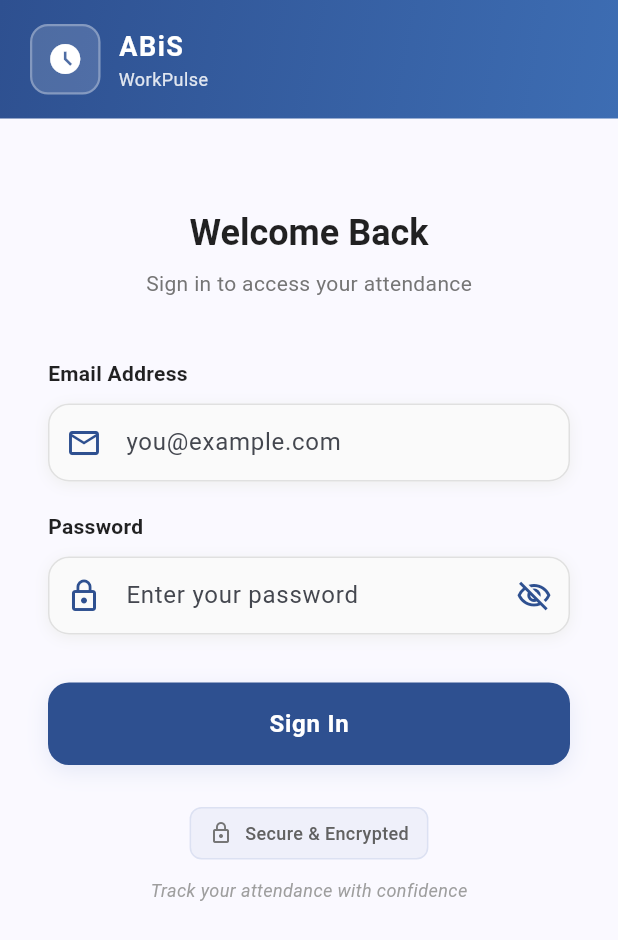
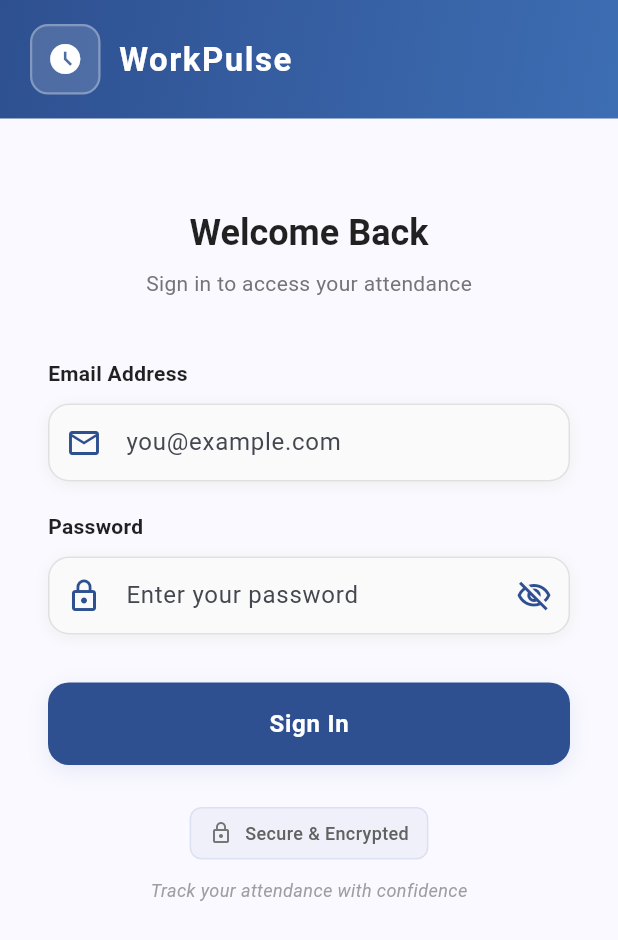
Before and after one commit to roonaatech/wp_mobileapp, a Flutter app: the screen it shows after launch, on a phone screen of 412 x 824 dp. Shown: the top 940 px of the screen. Run offline on Flutter 3.47's test engine with Material 3 defaults, Android fonts, the light colour scheme and no system bars; our stand-ins replace shared_preferences.

Commit message:
feat: Add `.gitignore` and standardize app branding to 'WorkPulse'.

```diff
--- a/lib/config/app_config.dart
+++ b/lib/config/app_config.dart
@@ -80,7 +80,7 @@ class AppConfig {
   // ============================================
   // APP METADATA
   // ============================================
-  static const String appName = 'ABiS WorkPulse';
+  static const String appName = 'WorkPulse';
   static const String appVersion = '1.0.0';
   static const String appBuild = '1';
 
--- a/lib/main.dart
+++ b/lib/main.dart
@@ -26,7 +26,7 @@ class MyApp extends StatelessWidget {
   @override
   Widget build(BuildContext context) {
     return MaterialApp(
-      title: 'Attendance System',
+      title: 'WorkPulse',
       theme: ThemeData(
         colorScheme: ColorScheme.fromSeed(seedColor: const Color(0xFF2E5090)),
         useMaterial3: true,
--- a/lib/screens/login_screen.dart
+++ b/lib/screens/login_screen.dart
@@ -82,28 +82,14 @@ class _LoginScreenState extends State<LoginScreen> {
                     ),
                     const SizedBox(width: 12),
                     // Title
-                    Column(
-                      crossAxisAlignment: CrossAxisAlignment.start,
-                      children: [
                     const Text(
-                          'ABiS',
+                      'WorkPulse',
                       style: TextStyle(
                         color: Colors.white,
-                            fontSize: 18,
+                        fontSize: 22,
                         fontWeight: FontWeight.bold,
                         letterSpacing: 1,
                       ),
-                        ),
-                        Text(
-                          'WorkPulse',
-                          style: TextStyle(
-                            color: Colors.white.withOpacity(0.85),
-                            fontSize: 12,
-                            fontWeight: FontWeight.w400,
-                            letterSpacing: 0.3,
-                          ),
-                        ),
-                      ],
                     ),
                   ],
                 ),
--- a/pubspec.yaml
+++ b/pubspec.yaml
@@ -1,5 +1,5 @@
 name: attendance_app
-description: ABiS WorkPulse - Employee attendance, leave, and on-duty management.
+description: WorkPulse - Employee attendance, leave, and on-duty management.
 publish_to: 'none'
 version: 1.0.0+1
 
```
Also changed, not shown: 1 other file. Lines whose indentation alone changed are shown as unchanged.
